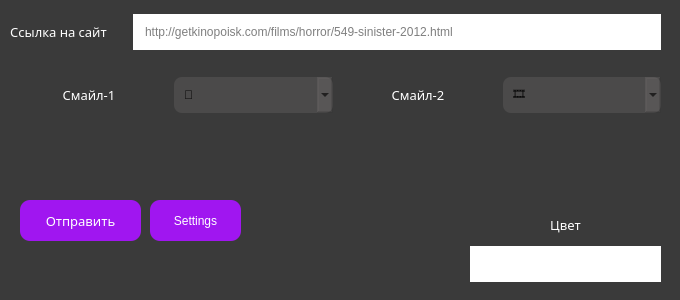
First picture: the form in main.ui, repository SergioStranger/DiscordWebhooks, before the edit.
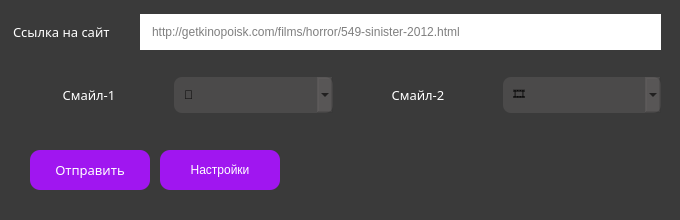
Second picture: the form after the edit. Icons and pictures are not drawn.

```diff
--- a/main.ui
+++ b/main.ui
@@ -7,19 +7,19 @@
     <x>0</x>
     <y>0</y>
     <width>680</width>
-    <height>300</height>
+    <height>220</height>
    </rect>
   </property>
   <property name="minimumSize">
    <size>
     <width>680</width>
-    <height>300</height>
+    <height>220</height>
    </size>
   </property>
   <property name="maximumSize">
    <size>
     <width>680</width>
-    <height>300</height>
+    <height>220</height>
    </size>
   </property>
   <property name="windowTitle">
@@ -39,10 +39,10 @@
    </property>
    <property name="geometry">
     <rect>
-     <x>20</x>
-     <y>200</y>
-     <width>121</width>
-     <height>41</height>
+     <x>30</x>
+     <y>150</y>
+     <width>120</width>
+     <height>40</height>
     </rect>
    </property>
    <property name="font">
@@ -84,10 +84,10 @@
   <widget class="QToolButton" name="toolButton">
    <property name="geometry">
     <rect>
-     <x>150</x>
-     <y>200</y>
-     <width>91</width>
-     <height>41</height>
+     <x>160</x>
+     <y>150</y>
+     <width>120</width>
+     <height>40</height>
     </rect>
    </property>
    <property name="cursor">
@@ -99,65 +99,9 @@
 border-radius: 10px;</string>
    </property>
    <property name="text">
-    <string>Settings</string>
+    <string>Настройки</string>
    </property>
   </widget>
-  <widget class="QWidget" name="layoutWidget">
-   <property name="geometry">
-    <rect>
-     <x>470</x>
-     <y>210</y>
-     <width>191</width>
-     <height>72</height>
-    </rect>
-   </property>
-   <layout class="QGridLayout" name="other_Input">
-    <item row="2" column="2">
-     <widget class="QLineEdit" name="lineEdit_color">
-      <property name="styleSheet">
-       <string notr="true">background: #fff;
-color: #000;
-padding: 10px;
-border-radius: 20px;</string>
-      </property>
-      <property name="inputMethodHints">
-       <set>Qt::ImhNone</set>
-      </property>
-      <property name="inputMask">
-       <string/>
-      </property>
-      <property name="text">
-       <string/>
-      </property>
-      <property name="alignment">
-       <set>Qt::AlignCenter</set>
-      </property>
-     </widget>
-    </item>
-    <item row="0" column="2">
-     <widget class="QLabel" name="label_color">
-      <property name="font">
-       <font>
-        <family>Comfortaa</family>
-        <pointsize>10</pointsize>
-        <weight>9</weight>
-        <italic>false</italic>
-        <bold>false</bold>
-       </font>
-      </property>
-      <property name="styleSheet">
-       <string notr="true">color: #fff;</string>
-      </property>
-      <property name="text">
-       <string>Цвет</string>
-      </property>
-      <property name="alignment">
-       <set>Qt::AlignCenter</set>
-      </property>
-     </widget>
-    </item>
-   </layout>
-  </widget>
   <widget class="QWidget" name="layoutWidget">
    <property name="geometry">
     <rect>
@@ -190,7 +134,7 @@
        <string>Ссылка на сайт</string>
       </property>
       <property name="alignment">
-       <set>Qt::AlignCenter</set>
+       <set>Qt::AlignLeading|Qt::AlignLeft|Qt::AlignVCenter</set>
       </property>
      </widget>
     </item>
```
Left out of the diff: 2 changed lines with no effect on the pictures.
